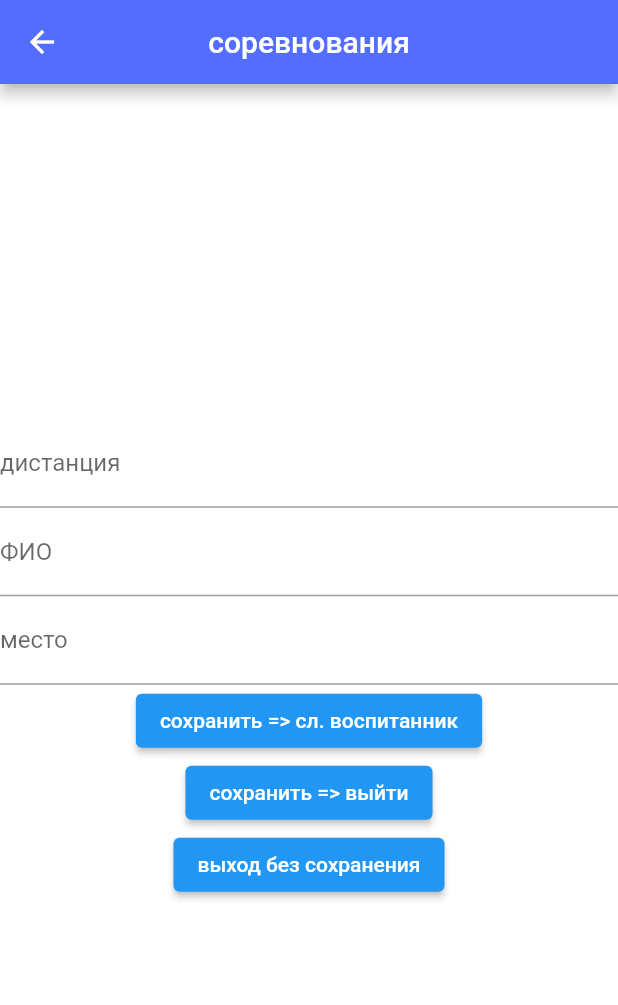
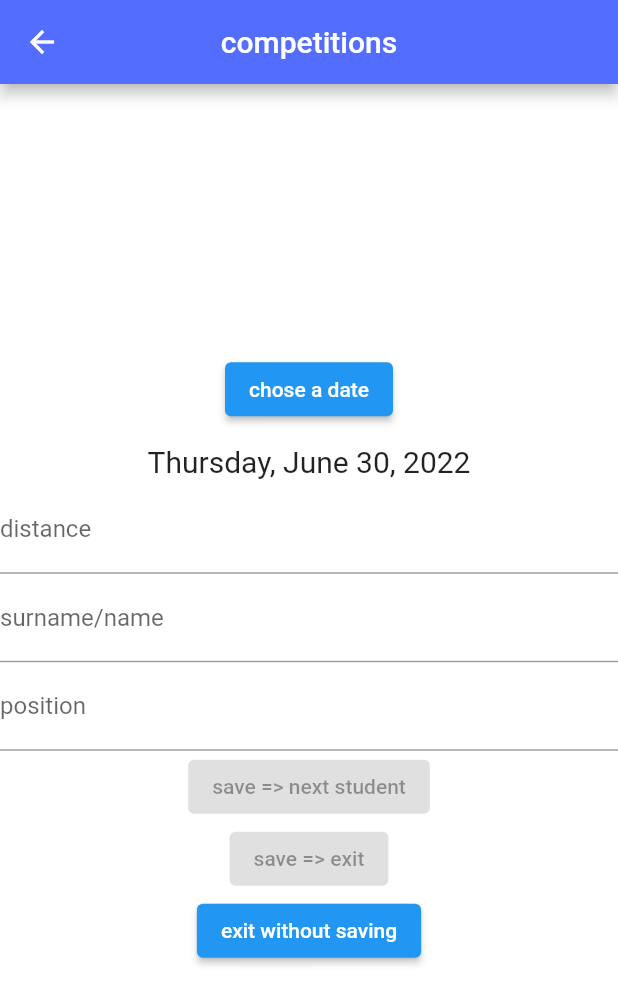
Before and after one commit to EugeneKormin/programmForPasha, a Flutter app: the addReward screen opened by its route, on a phone screen of 412 x 824 dp. Shown: the top 1005 px of the screen. Run offline on Flutter 3.47's test engine with Material 2 defaults, Android fonts, the phone set to English and light mode, and no system bars; missing offline and left inert: mysql1.

Commit message:
Add button control

```diff
--- a/lib/buttons/navigation.dart
+++ /dev/null
@@ -1,27 +0,0 @@
-import 'package:flutter/material.dart';
-
-
-class NavigationButton extends StatelessWidget {
-    final String route;
-    final double margin_from_top;
-    final String button_name;
-
-  const NavigationButton({
-    Key? key,
-    required this.route,
-    required this.margin_from_top,
-    required this.button_name
-  }) : super(key: key);
-
-  @override
-  Widget build(BuildContext context) {
-    return Container(
-        margin: EdgeInsets.fromLTRB(0, margin_from_top, 0, 0),
-        child: ElevatedButton(
-          onPressed: () {
-              Navigator.pushNamed(context, route);
-          },
-        child: Text(button_name))
-    );
-  }
-}
--- /dev/null
+++ b/lib/db/save.dart
@@ -0,0 +1,66 @@
+import 'package:flutter/material.dart';
+import 'package:mysql1/mysql1.dart';
+import 'dart:async';
+
+
+class Save {
+  late String distance;
+  late String name;
+  late String position;
+  late String date;
+
+  Future create_connection() async {
+    var settings = ConnectionSettings(
+        host: '92.63.105.252',
+        port: 3306,
+        user: 'resolweru',
+        db: 'my_db',
+        password: 'Qdxk7pdpd_');
+
+    var conn = await MySqlConnection.connect(settings);
+
+    print("connection_type: $conn.runtimeType");
+  }
+
+  void connection_to_db_open () {
+    print("connection open try");
+    create_connection();
+    print("connection open success");
+  }
+
+  void connection_to_db_close() {
+    print("connection close");
+  }
+
+  void save_to_training_db({name, distance, date,}) {
+    connection_to_db_open();
+    print(Text('Save to training database. '
+        'name: $name, distance: $distance, date: $date, type: training, position: n/a'));
+    connection_to_db_close();
+  }
+
+  void save_to_reward_db({name, distance, date, position}) {
+    connection_to_db_open();
+    print(Text('Save to reward database. '
+        'name: $name, distance: $distance, date: $date, type: reward, position: $position'));
+    connection_to_db_close();
+  }
+
+  Save.training({name, distance, date,}) {
+    save_to_training_db(name: name, distance: distance, date: date,);
+  }
+
+  Save.reward({name, distance, date, position,}){
+    save_to_training_db(
+      name: name,
+      distance: distance,
+      date: date,
+    );
+    save_to_reward_db(
+      name: name,
+      distance: distance,
+      position: position,
+      date: date,
+    );
+  }
+}
--- a/lib/input/dropDown.dart
+++ /dev/null
@@ -1 +0,0 @@
-import 'package:flutter/material.dart';
--- a/lib/pages/addKm.dart
+++ b/lib/pages/addKm.dart
@@ -1,5 +1,7 @@
 import 'package:flutter/material.dart';
-import 'package:web_app/buttons/navigation.dart';
+import 'package:intl/intl.dart';
+
+import 'package:web_app/db/save.dart';
 
 
 class addKm extends StatefulWidget {
@@ -10,13 +12,59 @@ class addKm extends StatefulWidget {
 }
 
 class _addKmState extends State<addKm> {
+  String _distance = '';
+  String _name = '';
+  var _date = null;
+  bool isButtonEnabled = false;
+
+  final _name_controller = TextEditingController();
+
+  void save_and_stay() {
+    save_km();
+    clear_controller();
+    disable_button();
+  }
+  void save_and_go() {
+    save_km();
+    noSave_amd_go();
+  }
+  void noSave_amd_go() => Navigator.pushNamed(context, '/');
+
+  void save_km() {
+    Save.training(
+      name: _name,
+      distance: _distance,
+      date: (_date == null)
+          ? DateFormat.yMMMMEEEEd().format(DateTime.now())
+          : DateFormat.yMMMMEEEEd().format(_date),
+    );
+  }
+
+  void enable_button() => setState(() => isButtonEnabled = true);
+  void disable_button() => setState(() => isButtonEnabled = false);
+
+  void clear_controller() => setState(() => _name_controller.clear());
+
+  void checkButton({name, distance, position}) {
+    if (name != '') {
+      if (distance != '') {
+        enable_button();
+      }
+      else {
+        disable_button();
+      }
+    }
+    else {
+      disable_button();
+    }
+  }
 
   @override
   Widget build(BuildContext context) {
     return Scaffold(
       backgroundColor: Colors.white70,
       appBar: AppBar(
-          title: Text('тренировка'),
+        title: Text('training'),
         centerTitle: true,
         backgroundColor: Colors.indigoAccent,
       ),
@@ -24,14 +72,63 @@ class _addKmState extends State<addKm> {
             child: Column(
               mainAxisAlignment: MainAxisAlignment.center,
               children: [
-                NavigationButton(
-                    route: '/',
-                    margin_from_top: 0,
-                    button_name: "вернуться без сохранения"
+                ElevatedButton(
+                  child: Text("chose a date"),
+                  onPressed: () {
+                    showDatePicker(
+                        context: context,
+                        initialDate: DateTime.now(),
+                        firstDate: DateTime(2022),
+                        lastDate: DateTime(2027)
+                    ).then((value) {
+                      setState(() {
+                        _date = value;
+                      });
+                    });
+                  },
+                ),
+
+                Text(
+                  (_date == null)
+                      ? DateFormat.yMMMMEEEEd().format(DateTime.now())
+                      : DateFormat.yMMMMEEEEd().format(_date),
+                  style: TextStyle(height: 2, fontSize: 20),
+                ),
+
+                TextField(
+                  decoration: InputDecoration(labelText: "distance"),
+                  onChanged: (text) => _distance = text,
+                  onSubmitted: (text) => checkButton(
+                      name: _name, distance: text,
+                  ),
+                ),
+
+                TextField(
+                  decoration: InputDecoration(labelText: "surname/name"),
+                  controller: _name_controller,
+                  onChanged: (text) => _name = text,
+                  onSubmitted: (text) => checkButton(
+                      name: text, distance: _distance,
+                  ),
+                ),
+
+                ElevatedButton(
+                  onPressed: isButtonEnabled ? save_and_stay : null,
+                  child: Text('save => next student'),
+                ),
+
+                ElevatedButton(
+                  onPressed: isButtonEnabled ? save_and_go : null,
+                  child: Text('save => exit'),
+                ),
+
+                ElevatedButton(
+                  onPressed: noSave_amd_go,
+                  child: Text('exit without saving'),
+                ),
+              ],
             )
-              ]
         ),
-        )
       );
   }
 }
--- a/lib/pages/addRewards.dart
+++ b/lib/pages/addRewards.dart
@@ -1,6 +1,8 @@
 import 'package:flutter/material.dart';
 import 'package:flutter/services.dart';
-import 'package:web_app/buttons/navigation.dart';
+import 'package:intl/intl.dart';
+
+import 'package:web_app/db/save.dart';
 
 
 class addReward extends StatefulWidget {
@@ -11,36 +13,70 @@ class addReward extends StatefulWidget {
 }
 
 class _addRewardState extends State<addReward> {
-  late double distance;
-  late String name;
-  late int position;
+  String _distance = '';
+  String _name = '';
+  String _position = '';
+  var _date = null;
+  bool isButtonEnabled = false;
 
-  void changeDistance(double change_distance_for) {
-    setState(() {
-      distance = change_distance_for;
-    });
+  final _name_controller = TextEditingController();
+  final _position_controller = TextEditingController();
+
+  void save_and_stay() {
+    save_reward();
+    clear_controllers();
+    disable_button();
+  }
+  void save_and_go() {
+    save_reward();
+    noSave_amd_go();
+  }
+  void noSave_amd_go() => Navigator.pushNamed(context, '/');
+
+  void save_reward() {
+    Save.reward(
+      name: _name,
+      distance: _distance,
+      position: _position,
+      date: (_date == null)
+          ? DateFormat.yMMMMEEEEd().format(DateTime.now())
+          : DateFormat.yMMMMEEEEd().format(_date),
+    );
   }
 
-  void changeName(String change_name_for) {
-    setState(() {
-      name = change_name_for;
-    });
+  void enable_button() => setState(() => isButtonEnabled = true);
+  void disable_button() => setState(() => isButtonEnabled = false);
+
+  void clear_controllers() {
+    setState(() => _name_controller.clear());
+    setState(() => _position_controller.clear());
   }
 
-  void changePosition(int change_position_for) {
-    setState(() {
-      position = change_position_for;
-    });
+    void checkButton({name, distance, position}) {
+      if (name != '') {
+        if (distance != '') {
+          if (position != '') {
+            enable_button();
+          }
+          else {
+            disable_button();
+          }
+        }
+        else {
+          disable_button();
+        }
+      }
+      else {
+        disable_button();
+      }
     }
 
     @override
     Widget build(BuildContext context) {
-
       return Scaffold(
-
         backgroundColor: Colors.white70,
         appBar: AppBar(
-          title: Text('соревнования'),
+          title: Text('competitions'),
           centerTitle: true,
           backgroundColor: Colors.indigoAccent,
         ),
@@ -48,39 +84,76 @@ class _addRewardState extends State<addReward> {
           child: Column(
             mainAxisAlignment: MainAxisAlignment.center,
             children: [
+              ElevatedButton(
+                child: Text("chose a date"),
+                onPressed: () {
+                  showDatePicker(
+                      context: context,
+                      initialDate: DateTime.now(),
+                      firstDate: DateTime(2022),
+                      lastDate: DateTime(2027)
+                  ).then((value) {
+                    setState(() {
+                      _date = value;
+                    });
+                  });
+                },
+              ),
+
+              Text(
+                (_date == null)
+                    ? DateFormat.yMMMMEEEEd().format(DateTime.now())
+                    : DateFormat.yMMMMEEEEd().format(_date),
+                style: TextStyle(height: 2, fontSize: 20),
+              ),
+
               TextField(
-                  decoration: InputDecoration(labelText: "дистанция"),
+                decoration: InputDecoration(labelText: "distance"),
+                onChanged: (text) => _distance = text,
+                onSubmitted: (text) => checkButton(
+                    name: _name, distance: text, position: _position,
+                ),
+              ),
+
+              TextField(
+                decoration: InputDecoration(labelText: "surname/name"),
+                controller: _name_controller,
+                onChanged: (text) => _name = text,
+                onSubmitted: (text) => checkButton(
+                    name: text, distance: _distance, position: _position,
+                ),
+              ),
+
+              TextField(
+                  decoration: InputDecoration(labelText: "position"),
+                  controller: _position_controller,
+                  onChanged: (text) => _position = text,
+                  onSubmitted: (text) => checkButton(
+                      name: _name, distance: _distance, position: text,
+                  ),
                   keyboardType: TextInputType.number,
                   inputFormatters: <TextInputFormatter>[
-                    FilteringTextInputFormatter.digitsOnly]
+                    FilteringTextInputFormatter.digitsOnly,
+                  ]
               ),
-                TextField(
-                    decoration: InputDecoration(labelText: "ФИО"),
-                    keyboardType: TextInputType.name
+
+              ElevatedButton(
+                onPressed: isButtonEnabled ? save_and_stay : null,
+                child: Text('save => next student'),
               ),
-                TextField(
-                    decoration: InputDecoration(labelText: "место"),
-                    keyboardType: TextInputType.number,
-                    inputFormatters: <TextInputFormatter>[
-                      FilteringTextInputFormatter.digitsOnly
-                    ]),
-                NavigationButton(
-                    route: '/',
-                    margin_from_top: 0,
-                    button_name: "сохранить => сл. воспитанник"
+
+              ElevatedButton(
+                onPressed: isButtonEnabled ? save_and_go : null,
+                child: Text('save => exit'),
               ),
-                NavigationButton(
-                    route: '/',
-                    margin_from_top: 0,
-                    button_name: "сохранить => выйти"
+
+              ElevatedButton(
+                onPressed: noSave_amd_go,
+                child: Text('exit without saving'),
               ),
-                NavigationButton(
-                    route: '/',
-                    margin_from_top: 0,
-                    button_name: "выход без сохранения"
-                ),
-              ]
+            ],
           )
-    ));
+        )
+      );
     }
   }
--- a/pubspec.yaml
+++ b/pubspec.yaml
@@ -30,6 +30,10 @@ dependencies:
   flutter:
     sdk: flutter
 
+  #Date formatter
+  intl: ^0.17.0
+
+  mysql1: any
 
   # The following adds the Cupertino Icons font to your application.
   # Use with the CupertinoIcons class for iOS style icons.
```
Also changed, not shown: lib/pages/home.dart (+18 -20 lines), pubspec.lock. Lines whose indentation alone changed are shown as unchanged.
